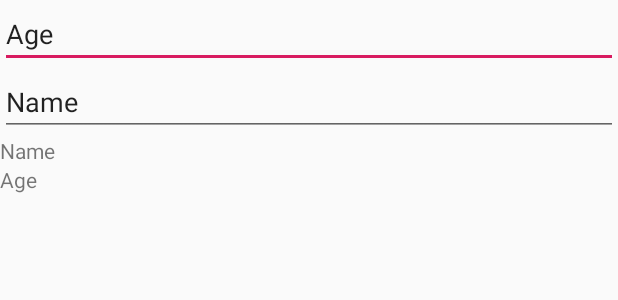
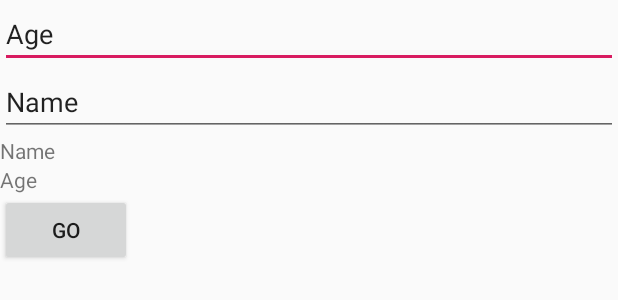
Before and after one commit to eacevedof/prj_adrkotlin, an Android app: the layout activity_main.xml on its own in the app's theme, with its tools: preview values and no code run, on a phone screen of 412 x 824 dp. Shown: the top 300 px of the screen. Run offline under Robolectric (Android 15) with nearby library versions, the phone set to English and light mode, and no system bars.

Commit message:
boton Go agregado

```diff
--- a/app/src/main/res/layout/activity_main.xml
+++ b/app/src/main/res/layout/activity_main.xml
@@ -65,12 +65,23 @@
                     android:layout_height="wrap_content"
                     android:layout_weight="1"/>
             <TextView
+                    android:id="@+id/txtAge"
                     android:text=""
-                    android:id="@+id/txtAge"
                     android:layout_width="wrap_content"
                     android:layout_height="wrap_content"
                     android:layout_weight="1"/>
         </LinearLayout>
 
+        <!-- BUTTON -->
+        <LinearLayout
+                android:orientation="horizontal"
+                android:layout_width="match_parent"
+                android:layout_height="wrap_content">
+            <Button
+                    android:id="@+id/btnGo"
+                    android:text="@string/btn_go"
+                    android:layout_width="wrap_content"
+                    android:layout_height="wrap_content"/>
+        </LinearLayout>
     </LinearLayout>
 </android.support.constraint.ConstraintLayout>
--- a/app/src/main/res/values/strings.xml
+++ b/app/src/main/res/values/strings.xml
@@ -4,4 +4,5 @@
     <string name="edt_age">Age</string>
     <string name="txt_name">Name</string>
     <string name="txt_age">Age</string>
+    <string name="btn_go">Go</string>
 </resources>
```
